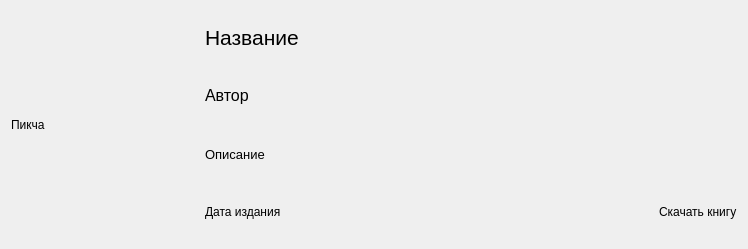
Before: the Qt Designer form windows/bookCardWidget.ui in fant1es/eLibrary, drawn with Qt 5.
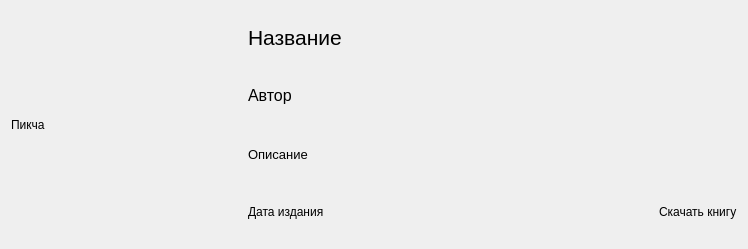
After: the same form once the commit is applied.

The edit to the form file:
```diff
--- a/windows/bookCardWidget.ui
+++ b/windows/bookCardWidget.ui
@@ -28,6 +28,12 @@
        <height>0</height>
       </size>
      </property>
+     <property name="maximumSize">
+      <size>
+       <width>231</width>
+       <height>380</height>
+      </size>
+     </property>
      <property name="text">
       <string>Пикча</string>
      </property>
```
Left out of the diff: 3 changed lines with no effect on the pictures.
